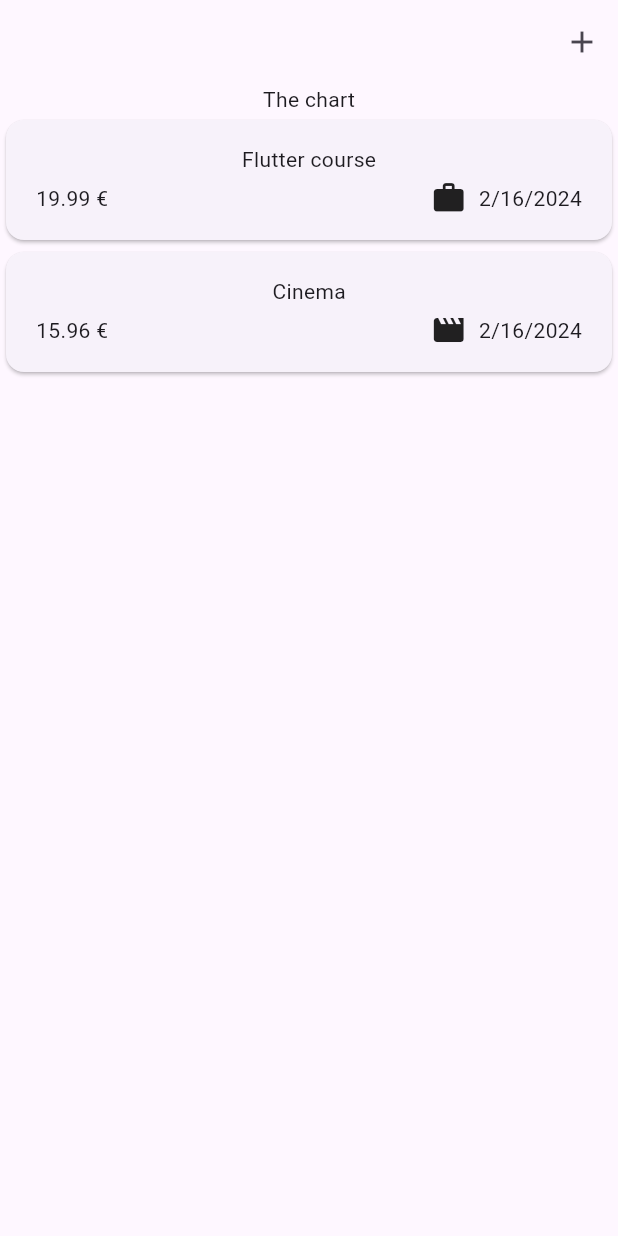
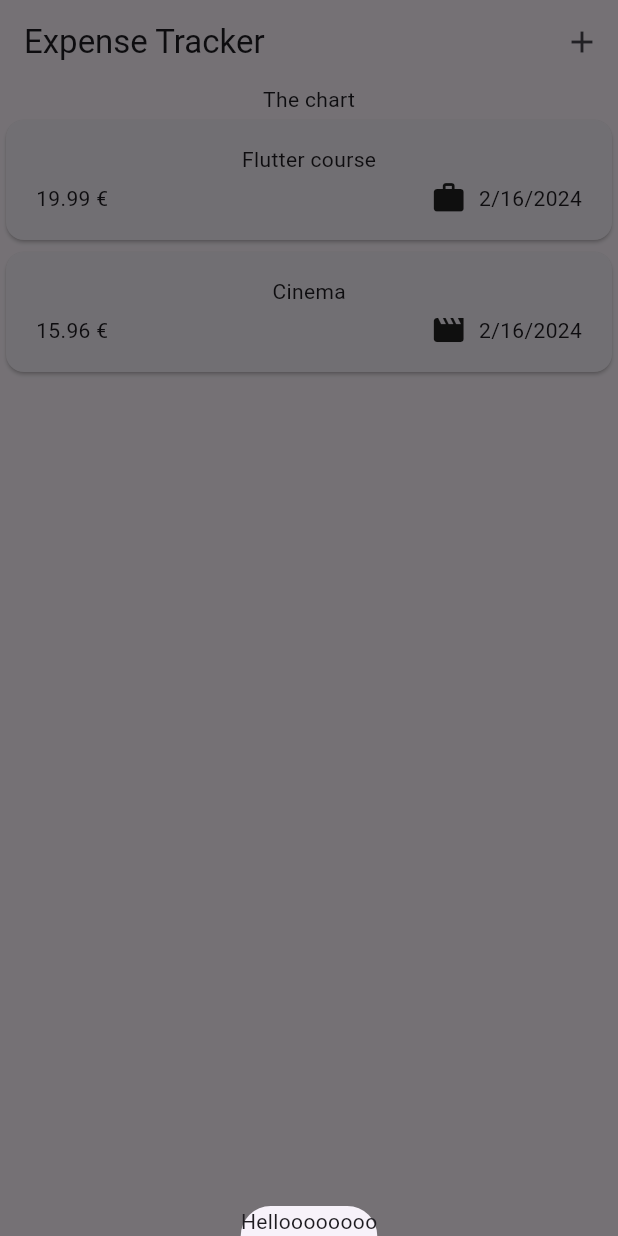
Before and after one commit to Srvictorchinea/expense_tracker, a Flutter app: the screen it shows after launch, after a tap on the "add" icon, on a phone screen of 412 x 824 dp. Run offline on Flutter 3.47's test engine with Material 3 defaults, Android fonts, the phone set to English and light mode, and no system bars.

Commit message:
[ADD] open add expense overlay function

```diff
--- a/lib/widgets/expenses.dart
+++ b/lib/widgets/expenses.dart
@@ -23,19 +23,29 @@ class _ExpensesState extends State<Expenses> {
         date: DateTime.now()),
   ];
 
+  void _openAddExpenseOverlay() {
+    showModalBottomSheet(
+      context: context,
+      builder: (contx) => Text('Helloooooooo'),
+    );
+  }
+
   @override
   Widget build(BuildContext context) {
     return Scaffold(
       appBar: AppBar(
+        title: const Text('Expense Tracker'),
         actions: [
-          IconButton(onPressed: () {}, icon: Icon(Icons.add)),
-        ]
+          IconButton(
+            onPressed: _openAddExpenseOverlay,
+            icon: const Icon(Icons.add),
+          ),
+        ],
       ),
       body: Column(
         children: [
           const Text('The chart'),
-          Expanded(
-            child: ExpensesList(expenses: _registeredExpenses)),
+          Expanded(child: ExpensesList(expenses: _registeredExpenses)),
         ],
       ),
     );
```
